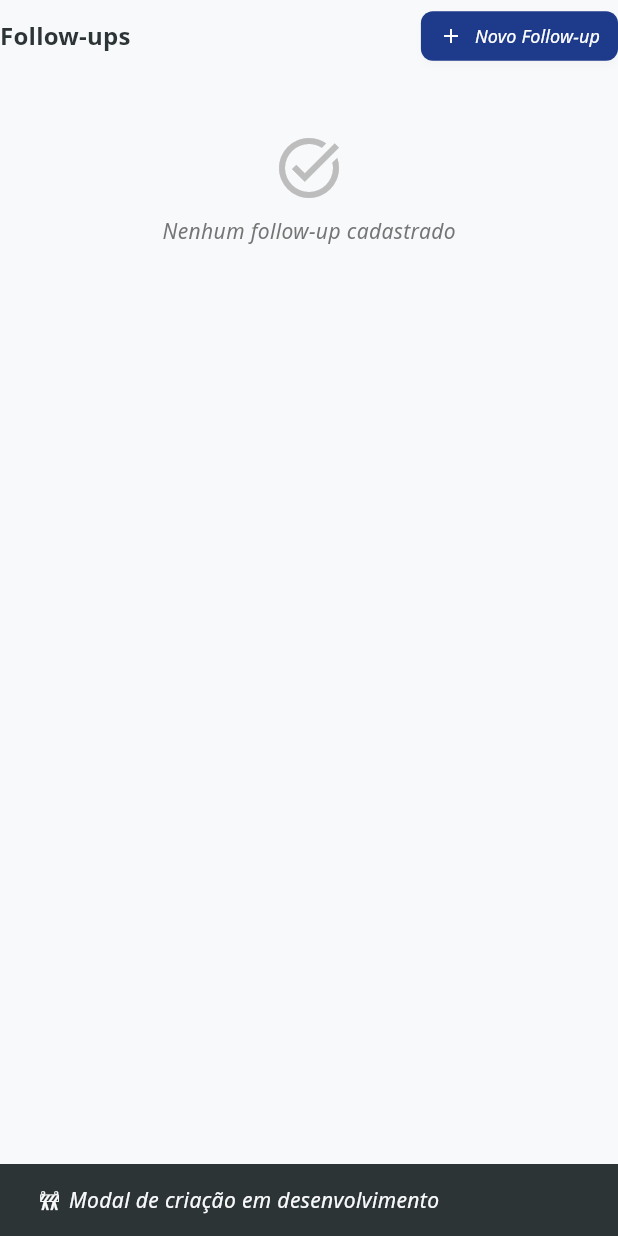
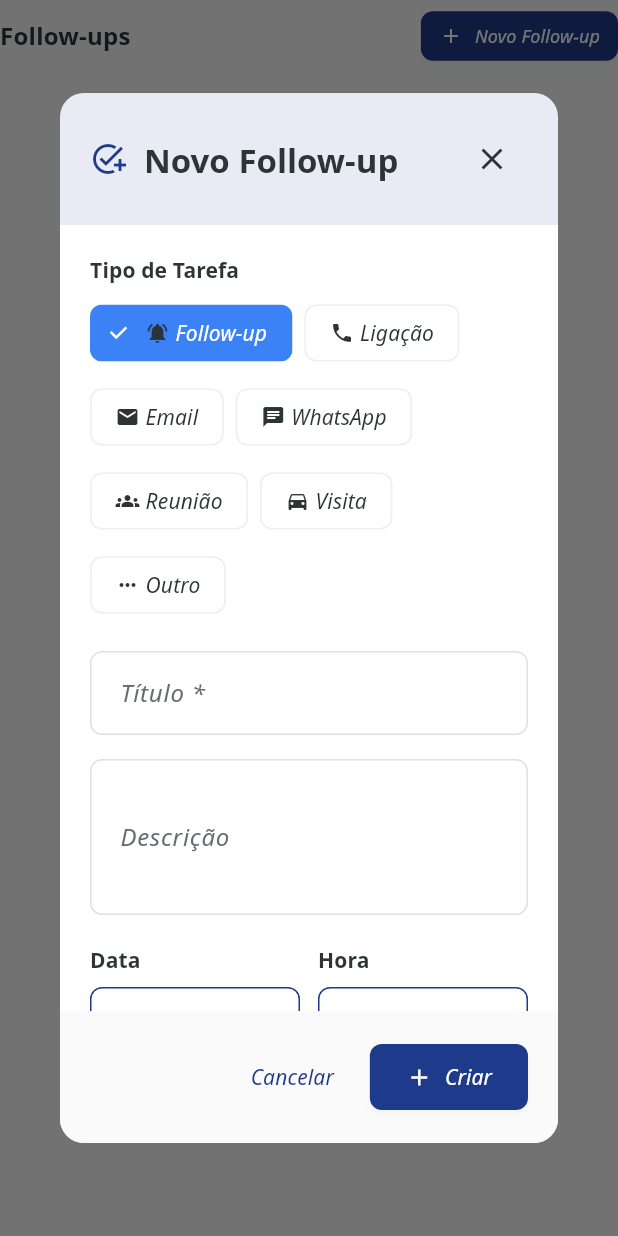
Before and after one commit to GranamyrBR/deploy_lt, a Flutter app: the ContactFollowUpTimeline widget shown alone on an empty page, opened directly with empty values, after a tap on "Novo Follow-up", on a phone screen of 412 x 824 dp. Run offline on Flutter 3.47's test engine with Material 3 defaults, Android fonts, the phone set to English and light mode, and no system bars; our stand-ins replace brasil_fields, easy_localization, envied, fl_chart, flutter_colorpicker, flutter_dotenv and 13 more; missing offline and left inert: dart:html, dart:js, flag, flutter_email_sender; accounts and stored records are empty; generated files the repository leaves out were written again; project files that could hold a hidden picture were left out.

Commit message:
feat: adicionar modal de criar/editar follow-up completo
🎨 Modal ContactTaskDialog:
- Interface completa para criar e editar follow-ups
- Seleção visual de tipo de tarefa (7 opções com ícones)
- Seleção de prioridade com cores (Baixa, Normal, Alta, Urgente)
- Date picker e time picker integrados
- Validação de formulário
- Loading states e feedback visual

✨ Features do Modal:
- Chips interativos para tipo de tarefa e prioridade
- Layout responsivo com scroll
- Header e footer estilizados
- Mensagens de sucesso/erro
- Integração completa com ContactTaskService

🔗 Integração:
- Modal conectado aos botões da timeline
- Botão 'Novo Follow-up' funcional
- Botão 'Editar' de cada tarefa funcional
- Callback onSaved para recarregar timeline
- SnackBar com feedback visual

📋 Tipos de Tarefa:
- 🔔 Follow-up
- 📞 Ligação
- 📧 Email
- 💬 WhatsApp
- 🤝 Reunião
- 🚗 Visita
- 📋 Outro

🎯 Sistema de Follow-up 100% funcional!

```diff
--- a/lib/widgets/contact_follow_up_timeline.dart
+++ b/lib/widgets/contact_follow_up_timeline.dart
@@ -1,6 +1,7 @@
 import 'package:flutter/material.dart';
 import '../models/contact_task.dart';
 import '../services/contact_task_service.dart';
+import 'contact_task_dialog.dart';
 
 /// Timeline compacta de follow-ups para área expandida do card de contato
 class ContactFollowUpTimeline extends StatefulWidget {
@@ -370,16 +371,23 @@
   }
 
   void _editTask(ContactTask task) {
-    // TODO: Implementar modal de edição
-    ScaffoldMessenger.of(context).showSnackBar(
-      const SnackBar(content: Text('🚧 Modal de edição em desenvolvimento')),
+    showDialog(
+      context: context,
+      builder: (context) => ContactTaskDialog(
+        contactId: widget.contactId,
+        task: task,
+        onSaved: _loadTasks,
+      ),
     );
   }
 
   void _showCreateTaskDialog() {
-    // TODO: Implementar modal de criação
-    ScaffoldMessenger.of(context).showSnackBar(
-      const SnackBar(content: Text('🚧 Modal de criação em desenvolvimento')),
+    showDialog(
+      context: context,
+      builder: (context) => ContactTaskDialog(
+        contactId: widget.contactId,
+        onSaved: _loadTasks,
+      ),
     );
   }
 
--- /dev/null
+++ b/lib/widgets/contact_task_dialog.dart
@@ -0,0 +1,444 @@
+import 'package:flutter/material.dart';
+import '../models/contact_task.dart';
+import '../services/contact_task_service.dart';
+
+/// Modal para criar ou editar tarefa/follow-up de contato
+class ContactTaskDialog extends StatefulWidget {
+  final int contactId;
+  final ContactTask? task; // null = criar, preenchido = editar
+  final VoidCallback? onSaved;
+
+  const ContactTaskDialog({
+    super.key,
+    required this.contactId,
+    this.task,
+    this.onSaved,
+  });
+
+  @override
+  State<ContactTaskDialog> createState() => _ContactTaskDialogState();
+}
+
+class _ContactTaskDialogState extends State<ContactTaskDialog> {
+  final _formKey = GlobalKey<FormState>();
+  final _taskService = ContactTaskService();
+
+  late TextEditingController _titleController;
+  late TextEditingController _descriptionController;
+
+  String _taskType = 'follow_up';
+  String _priority = 'normal';
+  DateTime? _dueDate;
+  TimeOfDay? _dueTime;
+  bool _loading = false;
+
+  final List<Map<String, dynamic>> _taskTypes = [
+    {'value': 'follow_up', 'label': 'Follow-up', 'icon': Icons.notifications_active},
+    {'value': 'call', 'label': 'Ligação', 'icon': Icons.phone},
+    {'value': 'email', 'label': 'Email', 'icon': Icons.email},
+    {'value': 'whatsapp', 'label': 'WhatsApp', 'icon': Icons.chat},
+    {'value': 'meeting', 'label': 'Reunião', 'icon': Icons.groups},
+    {'value': 'visit', 'label': 'Visita', 'icon': Icons.directions_car},
+    {'value': 'other', 'label': 'Outro', 'icon': Icons.more_horiz},
+  ];
+
+  final List<Map<String, dynamic>> _priorities = [
+    {'value': 'low', 'label': 'Baixa', 'color': Colors.blue},
+    {'value': 'normal', 'label': 'Normal', 'color': Colors.grey},
+    {'value': 'high', 'label': 'Alta', 'color': Colors.orange},
+    {'value': 'urgent', 'label': 'Urgente', 'color': Colors.red},
+  ];
+
+  @override
+  void initState() {
+    super.initState();
+    _titleController = TextEditingController(text: widget.task?.title ?? '');
+    _descriptionController = TextEditingController(text: widget.task?.description ?? '');
+
+    if (widget.task != null) {
+      _taskType = widget.task!.taskType;
+      _priority = widget.task!.priority;
+      _dueDate = widget.task!.dueDate;
+      if (_dueDate != null) {
+        _dueTime = TimeOfDay(hour: _dueDate!.hour, minute: _dueDate!.minute);
+      }
+    }
+  }
+
+  @override
+  void dispose() {
+    _titleController.dispose();
+    _descriptionController.dispose();
+    super.dispose();
+  }
+
+  @override
+  Widget build(BuildContext context) {
+    final isEditing = widget.task != null;
+
+    return Dialog(
+      shape: RoundedRectangleBorder(borderRadius: BorderRadius.circular(16)),
+      child: Container(
+        width: 600,
+        constraints: const BoxConstraints(maxHeight: 700),
+        child: Column(
+          mainAxisSize: MainAxisSize.min,
+          children: [
+            // Header
+            Container(
+              padding: const EdgeInsets.all(20),
+              decoration: BoxDecoration(
+                color: Theme.of(context).primaryColor.withValues(alpha: 0.1),
+                borderRadius: const BorderRadius.only(
+                  topLeft: Radius.circular(16),
+                  topRight: Radius.circular(16),
+                ),
+              ),
+              child: Row(
+                children: [
+                  Icon(
+                    isEditing ? Icons.edit : Icons.add_task,
+                    color: Theme.of(context).primaryColor,
+                  ),
+                  const SizedBox(width: 12),
+                  Text(
+                    isEditing ? 'Editar Follow-up' : 'Novo Follow-up',
+                    style: Theme.of(context).textTheme.titleLarge?.copyWith(
+                      fontWeight: FontWeight.bold,
+                    ),
+                  ),
+                  const Spacer(),
+                  IconButton(
+                    onPressed: () => Navigator.of(context).pop(),
+                    icon: const Icon(Icons.close),
+                  ),
+                ],
+              ),
+            ),
+
+            // Body
+            Flexible(
+              child: SingleChildScrollView(
+                padding: const EdgeInsets.all(20),
+                child: Form(
+                  key: _formKey,
+                  child: Column(
+                    crossAxisAlignment: CrossAxisAlignment.start,
+                    children: [
+                      // Tipo de tarefa
+                      Text(
+                        'Tipo de Tarefa',
+                        style: Theme.of(context).textTheme.titleSmall?.copyWith(
+                          fontWeight: FontWeight.w600,
+                        ),
+                      ),
+                      const SizedBox(height: 8),
+                      Wrap(
+                        spacing: 8,
+                        runSpacing: 8,
+                        children: _taskTypes.map((type) {
+                          final isSelected = _taskType == type['value'];
+                          return ChoiceChip(
+                            label: Row(
+                              mainAxisSize: MainAxisSize.min,
+                              children: [
+                                Icon(type['icon'] as IconData, size: 16),
+                                const SizedBox(width: 4),
+                                Text(type['label'] as String),
+                              ],
+                            ),
+                            selected: isSelected,
+                            onSelected: (selected) {
+                              if (selected) {
+                                setState(() => _taskType = type['value'] as String);
+                              }
+                            },
+                          );
+                        }).toList(),
+                      ),
+
+                      const SizedBox(height: 20),
+
+                      // Título
+                      TextFormField(
+                        controller: _titleController,
+                        decoration: const InputDecoration(
+                          labelText: 'Título *',
+                          hintText: 'Ex: Ligar para confirmar interesse',
+                          border: OutlineInputBorder(),
+                        ),
+                        validator: (value) {
+                          if (value == null || value.trim().isEmpty) {
+                            return 'Título é obrigatório';
+                          }
+                          return null;
+                        },
+                      ),
+
+                      const SizedBox(height: 16),
+
+                      // Descrição
+                      TextFormField(
+                        controller: _descriptionController,
+                        decoration: const InputDecoration(
+                          labelText: 'Descrição',
+                          hintText: 'Detalhes adicionais...',
+                          border: OutlineInputBorder(),
+                        ),
+                        maxLines: 3,
+                      ),
+
+                      const SizedBox(height: 20),
+
+                      // Data e Hora
+                      Row(
+                        children: [
+                          Expanded(
+                            child: Column(
+                              crossAxisAlignment: CrossAxisAlignment.start,
+                              children: [
+                                Text(
+                                  'Data',
+                                  style: Theme.of(context).textTheme.titleSmall?.copyWith(
+                                    fontWeight: FontWeight.w600,
+                                  ),
+                                ),
+                                const SizedBox(height: 8),
+                                OutlinedButton.icon(
+                                  onPressed: _selectDate,
+                                  icon: const Icon(Icons.calendar_today, size: 18),
+                                  label: Text(
+                                    _dueDate == null
+                                        ? 'Selecionar data'
+                                        : _formatDate(_dueDate!),
+                                  ),
+                                  style: OutlinedButton.styleFrom(
+                                    minimumSize: const Size(double.infinity, 48),
+                                  ),
+                                ),
+                              ],
+                            ),
+                          ),
+                          const SizedBox(width: 12),
+                          Expanded(
+                            child: Column(
+                              crossAxisAlignment: CrossAxisAlignment.start,
+                              children: [
+                                Text(
+                                  'Hora',
+                                  style: Theme.of(context).textTheme.titleSmall?.copyWith(
+                                    fontWeight: FontWeight.w600,
+                                  ),
+                                ),
+                                const SizedBox(height: 8),
+                                OutlinedButton.icon(
+                                  onPressed: _dueDate == null ? null : _selectTime,
+                                  icon: const Icon(Icons.access_time, size: 18),
+                                  label: Text(
+                                    _dueTime == null
+                                        ? 'Selecionar hora'
+                                        : _dueTime!.format(context),
+                                  ),
+                                  style: OutlinedButton.styleFrom(
+                                    minimumSize: const Size(double.infinity, 48),
+                                  ),
+                                ),
+                              ],
+                            ),
+                          ),
+                        ],
+                      ),
+
+                      const SizedBox(height: 20),
+
+                      // Prioridade
+                      Text(
+                        'Prioridade',
+                        style: Theme.of(context).textTheme.titleSmall?.copyWith(
+                          fontWeight: FontWeight.w600,
+                        ),
+                      ),
+                      const SizedBox(height: 8),
+                      Wrap(
+                        spacing: 8,
+                        children: _priorities.map((priority) {
+                          final isSelected = _priority == priority['value'];
+                          return ChoiceChip(
+                            label: Text(priority['label'] as String),
+                            selected: isSelected,
+                            selectedColor: (priority['color'] as Color).withValues(alpha: 0.3),
+                            side: BorderSide(
+                              color: isSelected
+                                  ? priority['color'] as Color
+                                  : Colors.grey.shade300,
+                            ),
+                            onSelected: (selected) {
+                              if (selected) {
+                                setState(() => _priority = priority['value'] as String);
+                              }
+                            },
+                          );
+                        }).toList(),
+                      ),
+                    ],
+                  ),
+                ),
+              ),
+            ),
+
+            // Footer
+            Container(
+              padding: const EdgeInsets.all(20),
+              decoration: BoxDecoration(
+                color: Colors.grey.shade50,
+                borderRadius: const BorderRadius.only(
+                  bottomLeft: Radius.circular(16),
+                  bottomRight: Radius.circular(16),
+                ),
+              ),
+              child: Row(
+                mainAxisAlignment: MainAxisAlignment.end,
+                children: [
+                  TextButton(
+                    onPressed: _loading ? null : () => Navigator.of(context).pop(),
+                    child: const Text('Cancelar'),
+                  ),
+                  const SizedBox(width: 12),
+                  ElevatedButton.icon(
+                    onPressed: _loading ? null : _save,
+                    icon: _loading
+                        ? const SizedBox(
+                            width: 16,
+                            height: 16,
+                            child: CircularProgressIndicator(strokeWidth: 2),
+                          )
+                        : Icon(isEditing ? Icons.save : Icons.add),
+                    label: Text(isEditing ? 'Salvar' : 'Criar'),
+                    style: ElevatedButton.styleFrom(
+                      padding: const EdgeInsets.symmetric(horizontal: 24, vertical: 12),
+                    ),
+                  ),
+                ],
+              ),
+            ),
+          ],
+        ),
+      ),
+    );
+  }
+
+  Future<void> _selectDate() async {
+    final date = await showDatePicker(
+      context: context,
+      initialDate: _dueDate ?? DateTime.now(),
+      firstDate: DateTime.now().subtract(const Duration(days: 365)),
+      lastDate: DateTime.now().add(const Duration(days: 365)),
+    );
+
+    if (date != null) {
+      setState(() => _dueDate = date);
+    }
+  }
+
+  Future<void> _selectTime() async {
+    final time = await showTimePicker(
+      context: context,
+      initialTime: _dueTime ?? TimeOfDay.now(),
+    );
+
+    if (time != null) {
+      setState(() => _dueTime = time);
+    }
+  }
+
+  String _formatDate(DateTime date) {
+    return '${date.day.toString().padLeft(2, '0')}/${date.month.toString().padLeft(2, '0')}/${date.year}';
+  }
+
+  Future<void> _save() async {
+    if (!_formKey.currentState!.validate()) {
+      return;
+    }
+
+    setState(() => _loading = true);
+
+    try {
+      DateTime? finalDueDate;
+      if (_dueDate != null) {
+        final hour = _dueTime?.hour ?? 9;
+        final minute = _dueTime?.minute ?? 0;
+        finalDueDate = DateTime(
+          _dueDate!.year,
+          _dueDate!.month,
+          _dueDate!.day,
+          hour,
+          minute,
+        );
+      }
+
+      bool success;
+
+      if (widget.task == null) {
+        // Criar nova tarefa
+        final task = await _taskService.createTask(
+          contactId: widget.contactId,
+          taskType: _taskType,
+          title: _titleController.text.trim(),
+          description: _descriptionController.text.trim().isEmpty
+              ? null
+              : _descriptionController.text.trim(),
+          dueDate: finalDueDate,
+          priority: _priority,
+        );
+        success = task != null;
+      } else {
+        // Atualizar tarefa existente
+        success = await _taskService.updateTask(widget.task!.id, {
+          'task_type': _taskType,
+          'title': _titleController.text.trim(),
+          'description': _descriptionController.text.trim().isEmpty
+              ? null
+              : _descriptionController.text.trim(),
+          'due_date': finalDueDate?.toIso8601String(),
+          'priority': _priority,
+        });
+      }
+
+      if (success && mounted) {
+        Navigator.of(context).pop();
+        widget.onSaved?.call();
+
+        ScaffoldMessenger.of(context).showSnackBar(
+          SnackBar(
+            content: Text(
+              widget.task == null
+                  ? '✅ Follow-up criado com sucesso!'
+                  : '✅ Follow-up atualizado!',
+            ),
+            backgroundColor: Colors.green,
+          ),
+        );
+      } else if (mounted) {
+        ScaffoldMessenger.of(context).showSnackBar(
+          const SnackBar(
+            content: Text('❌ Erro ao salvar follow-up'),
+            backgroundColor: Colors.red,
+          ),
+        );
+      }
+    } catch (e) {
+      if (mounted) {
+        ScaffoldMessenger.of(context).showSnackBar(
+          SnackBar(
+            content: Text('❌ Erro: $e'),
+            backgroundColor: Colors.red,
+          ),
+        );
+      }
+    } finally {
+      if (mounted) {
+        setState(() => _loading = false);
+      }
+    }
+  }
+}
```
Also changed, not shown: 3 other files.
